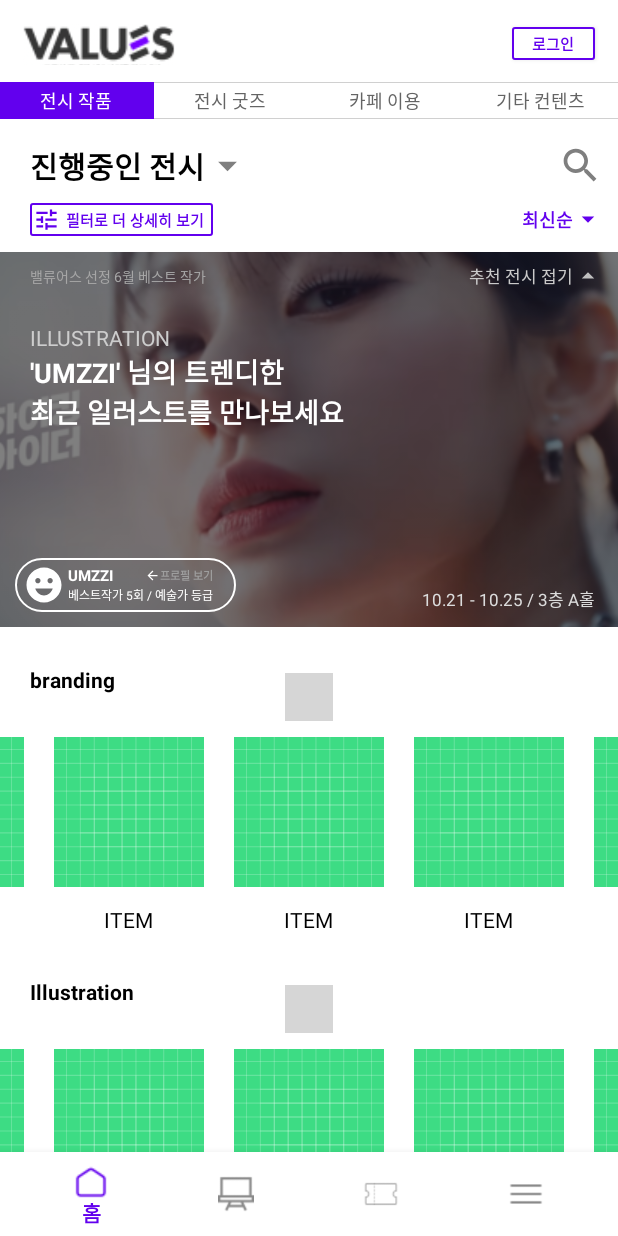
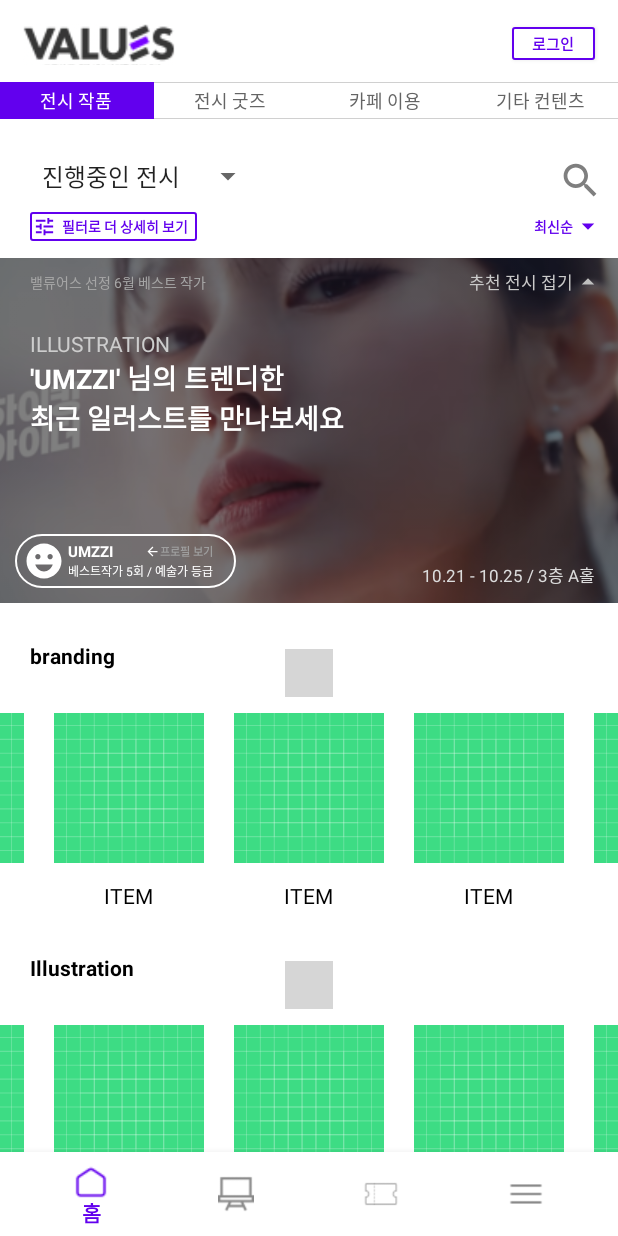
Before and after one commit to pooya98/values, an Android app: the screen it shows after launch (MainActivity), on a phone screen of 412 x 824 dp. Run offline under Robolectric (Android 15) with nearby library versions, the light colour scheme and no system bars; our stand-ins replace navigation-ui; libraries missing offline, so code that uses them is left out: com.tbuonomo.viewpagerdotsindicator; plain views replace SpringDotsIndicator; 4 statements that could not run were skipped; grey boxes are pictures that could not be loaded.

Commit message:
fragment_01_01 spinner 추가

```diff
--- a/app/src/main/java/com/example/values/Fragment/Fragment_01_01.kt
+++ b/app/src/main/java/com/example/values/Fragment/Fragment_01_01.kt
@@ -5,6 +5,8 @@ import androidx.fragment.app.Fragment
 import android.view.LayoutInflater
 import android.view.View
 import android.view.ViewGroup
+import android.widget.ArrayAdapter
+import android.widget.Spinner
 import androidx.viewpager2.widget.ViewPager2
 import com.example.values.Adapter.Fragment_01_01_branding_Adapter
 import com.example.values.Adapter.Fragment_01_01_illustration_Adapter
@@ -22,11 +24,24 @@ class Fragment_01_01 : Fragment() {
 
         val branding_viewpager = view.findViewById<ViewPager2>(R.id.fragment01_01_branding_viewpager)
         val illustration_viewpager = view.findViewById<ViewPager2>(R.id.fragment01_01_illustration_viewpager)
-
         val branding_indicator = view.findViewById<SpringDotsIndicator>(R.id.fragment01_01_branding_indicator)
         val illustration_indicator = view.findViewById<SpringDotsIndicator>(R.id.fragment01_01_illustration_indicator)
+        val main_spinner = view.findViewById<Spinner>(R.id.fragment_01_01_main_spinner)
 
 
+        // viewPager 설정
+        set_branding_viewPager(branding_viewpager)
+        set_branding_viewPager_indicator(branding_viewpager, branding_indicator)
+        set_illustration_viewPager(illustration_viewpager)
+        set_illustration_viewPager_indicator(illustration_viewpager, illustration_indicator)
+
+        set_main_spinner(main_spinner)
+
+        return view
+    }
+
+
+    private fun set_branding_viewPager(branding_viewpager: ViewPager2){
         val pageMarginPx = resources.getDimensionPixelOffset(R.dimen.pageMargin) // dimen 파일 안에 크기를 정의해두었다.
         val pagerWidth = resources.getDimensionPixelOffset(R.dimen.pageWidth) // dimen 파일이 없으면 생성해야함
         val screenWidth = resources.displayMetrics.widthPixels // 스마트폰의 너비 길이를 가져옴
@@ -48,8 +63,17 @@ class Fragment_01_01 : Fragment() {
 
         branding_viewpager.orientation = ViewPager2.ORIENTATION_HORIZONTAL
         branding_viewpager.setCurrentItem(2)
+    }
 
+    private fun set_branding_viewPager_indicator(branding_viewpager: ViewPager2, branding_indicator: SpringDotsIndicator){
         branding_indicator.attachTo(branding_viewpager)
+    }
+
+    private fun set_illustration_viewPager(illustration_viewpager: ViewPager2){
+        val pageMarginPx = resources.getDimensionPixelOffset(R.dimen.pageMargin) // dimen 파일 안에 크기를 정의해두었다.
+        val pagerWidth = resources.getDimensionPixelOffset(R.dimen.pageWidth) // dimen 파일이 없으면 생성해야함
+        val screenWidth = resources.displayMetrics.widthPixels // 스마트폰의 너비 길이를 가져옴
+        val offsetPx = screenWidth - pageMarginPx - pagerWidth
 
         illustration_viewpager.setPageTransformer { page, position ->
             page.translationX = position * -offsetPx
@@ -57,18 +81,32 @@ class Fragment_01_01 : Fragment() {
 
         illustration_viewpager.offscreenPageLimit = 2
 
-        illustration_viewpager.adapter = Fragment_01_01_illustration_Adapter(arrayListOf<Int>(
+        illustration_viewpager.adapter = Fragment_01_01_branding_Adapter(arrayListOf<Int>(
             R.drawable.ic_launcher_background,
             R.drawable.ic_launcher_background,
             R.drawable.ic_launcher_background,
             R.drawable.ic_launcher_background,
             R.drawable.ic_launcher_background))
 
+
         illustration_viewpager.orientation = ViewPager2.ORIENTATION_HORIZONTAL
         illustration_viewpager.setCurrentItem(2)
+    }
 
+    private fun set_illustration_viewPager_indicator(illustration_viewpager: ViewPager2, illustration_indicator: SpringDotsIndicator){
         illustration_indicator.attachTo(illustration_viewpager)
+    }
 
-        return view
+    private fun set_main_spinner(main_spinner: Spinner){
+        ArrayAdapter.createFromResource(
+            requireContext(),
+            R.array.spinner_list_fragment_01_01,
+            android.R.layout.simple_spinner_item
+        ).also { adapter ->
+            // Specify the layout to use when the list of choices appears
+            adapter.setDropDownViewResource(android.R.layout.simple_spinner_dropdown_item)
+            // Apply the adapter to the spinner
+            main_spinner.adapter = adapter
+        }
     }
 }
--- a/app/src/main/res/layout/fragment_01_01.xml
+++ b/app/src/main/res/layout/fragment_01_01.xml
@@ -21,37 +21,43 @@
                 android:layout_height="match_parent"
                 android:orientation="vertical">
 
+                <androidx.constraintlayout.widget.ConstraintLayout
+                    android:layout_width="match_parent"
+                    android:layout_height="wrap_content"
+                    android:layout_marginLeft="20dp"
+                    android:layout_marginTop="15dp"
+                    android:layout_marginRight="10dp"
+                    android:layout_marginBottom="6dp">
+
                     <LinearLayout
                         android:layout_width="match_parent"
                         android:layout_height="wrap_content"
-                    android:layout_marginLeft="20dp"
-                    android:layout_marginTop="5dp"
-                    android:layout_marginRight="10dp"
-                    android:layout_marginBottom="5dp"
-                    android:orientation="vertical">
+                        android:orientation="vertical"
+                        app:layout_constraintBottom_toBottomOf="parent"
+                        app:layout_constraintEnd_toEndOf="parent"
+                        app:layout_constraintStart_toStartOf="parent"
+                        app:layout_constraintTop_toTopOf="parent">
 
                         <LinearLayout
                             android:layout_width="match_parent"
                             android:layout_height="wrap_content"
                             android:orientation="horizontal">
 
-                        <TextView
-                            android:layout_width="wrap_content"
-                            android:layout_height="match_parent"
-                            android:layout_gravity="left"
-                            android:gravity="center"
-                            android:text="진행중인 전시"
-                            android:textColor="@color/dh_black"
-                            android:textSize="20dp"
-                            android:textStyle="bold"></TextView>
-
-                        <ImageView
+                            <LinearLayout
+                                android:id="@+id/clickable_linear_top"
                                 android:layout_width="wrap_content"
                                 android:layout_height="wrap_content"
-                            android:layout_gravity="left"
-                            android:src="@drawable/icon_down">
+                                android:orientation="horizontal">
 
-                        </ImageView>
+                                <Spinner
+                                    android:id="@+id/fragment_01_01_main_spinner"
+                                    android:layout_width="wrap_content"
+                                    android:layout_height="wrap_content"
+                                    android:overlapAnchor="false"></Spinner>
+
+
+
+                            </LinearLayout>
 
                             <View
                                 android:layout_width="0dp"
@@ -68,12 +74,29 @@
 
                         </LinearLayout>
 
+                        <androidx.constraintlayout.widget.ConstraintLayout
+                            android:layout_width="match_parent"
+                            android:layout_height="wrap_content">
+
+                            <Spinner
+                                android:layout_width="wrap_content"
+                                android:layout_height="wrap_content"
+                                app:layout_constraintStart_toStartOf="parent"
+                                app:layout_constraintTop_toTopOf="parent">
+
+                            </Spinner>
+
                             <LinearLayout
+                                android:id="@+id/linearLayout"
                                 android:layout_width="match_parent"
                                 android:layout_height="wrap_content"
                                 android:gravity="bottom"
-                        android:paddingTop="10dp"
-                        android:paddingBottom="5dp">
+                                android:paddingTop="5dp"
+                                android:paddingBottom="5dp"
+                                app:layout_constraintBottom_toBottomOf="parent"
+                                app:layout_constraintEnd_toEndOf="parent"
+                                app:layout_constraintStart_toStartOf="parent"
+                                app:layout_constraintTop_toTopOf="parent">
 
                                 <LinearLayout
                                     android:layout_width="wrap_content"
@@ -85,8 +108,8 @@
                                     android:paddingHorizontal="4dp">
 
                                     <ImageView
-                                android:layout_width="wrap_content"
-                                android:layout_height="wrap_content"
+                                        android:layout_width="15dp"
+                                        android:layout_height="15dp"
                                         android:src="@drawable/icon_tune">
 
                                     </ImageView>
@@ -97,7 +120,7 @@
                                         android:layout_marginHorizontal="4dp"
                                         android:text="필터로 더 상세히 보기"
                                         android:textColor="@color/dh_purple"
-                                android:textSize="10dp"
+                                        android:textSize="9dp"
                                         android:textStyle="bold">
 
                                     </TextView>
@@ -116,7 +139,7 @@
                                     android:layout_gravity="right|center_vertical"
                                     android:text="최신순"
                                     android:textColor="@color/dh_purple"
-                            android:textSize="12dp"
+                                    android:textSize="9dp"
                                     android:textStyle="bold"></TextView>
 
                                 <ImageView
@@ -127,11 +150,19 @@
                             </LinearLayout>
 
 
+                        </androidx.constraintlayout.widget.ConstraintLayout>
+
+
                     </LinearLayout>
+
+
+                </androidx.constraintlayout.widget.ConstraintLayout>
+
+
 
                 <FrameLayout
                     android:layout_width="match_parent"
-                    android:layout_height="250dp">
+                    android:layout_height="230dp">
 
 
                     <ImageView
--- /dev/null
+++ b/app/src/main/res/layout/spinner_item_fragment01.xml
@@ -0,0 +1,15 @@
+<?xml version="1.0" encoding="utf-8"?>
+<LinearLayout xmlns:android="http://schemas.android.com/apk/res/android"
+    android:layout_width="match_parent"
+    android:layout_height="match_parent">
+
+    <TextView
+        android:layout_width="wrap_content"
+        android:layout_height="wrap_content"
+        android:text="Spinner Item for Frag01"
+        android:textStyle="bold"
+        android:layout_marginHorizontal="30dp"
+        android:paddingHorizontal="30dp"
+        android:layout_marginVertical="5dp"></TextView>
+
+</LinearLayout>
--- /dev/null
+++ b/app/src/main/res/values/string_array.xml
@@ -0,0 +1,8 @@
+<?xml version="1.0" encoding="utf-8"?>
+<resources>
+    <string-array name="spinner_list_fragment_01_01">
+        <item>진행중인 전시</item>
+        <item>진행대기 전시</item>
+        <item>진행종료 전시</item>
+    </string-array>
+</resources>
```
Lines whose indentation alone changed are shown as unchanged.
